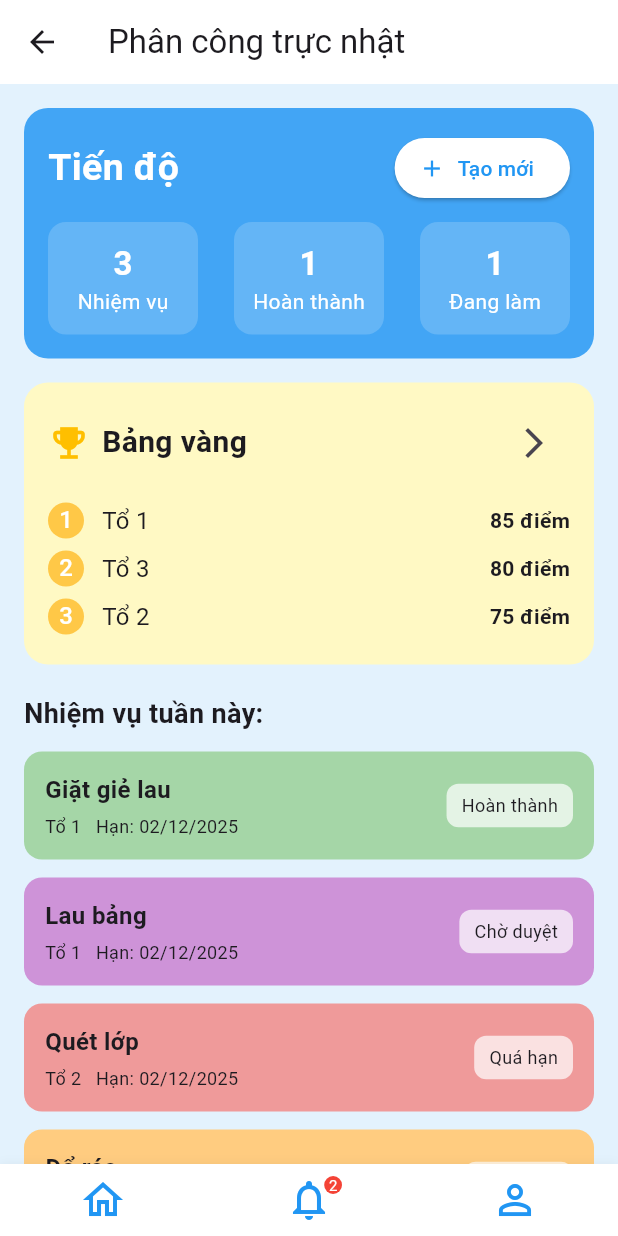
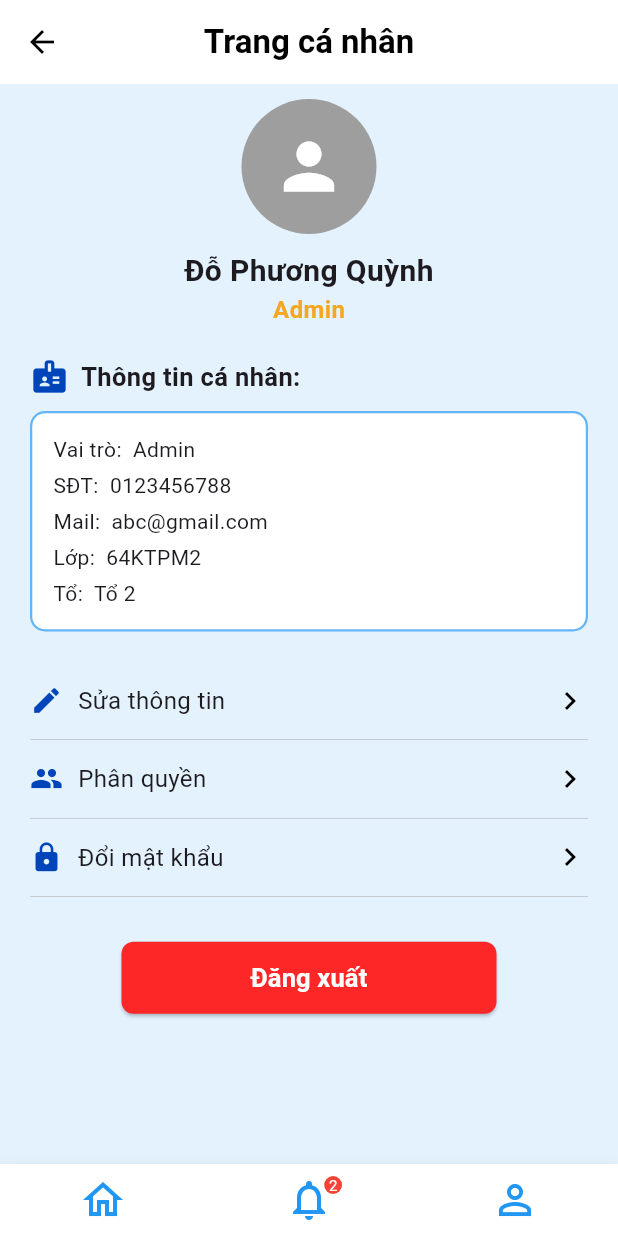
Before and after one commit to JetXikaQuynh/classpall_flutter, a Flutter app: the screen it shows after launch, on a phone screen of 412 x 824 dp. Run offline on Flutter 3.47's test engine with Material 3 defaults, Android fonts, the phone set to English and light mode, and no system bars; our stand-ins replace firebase_core; accounts and stored records are empty.

Commit message:
up feature UI peronal_profile_screen

```diff
--- a/lib/main.dart
+++ b/lib/main.dart
@@ -2,6 +2,7 @@ import 'package:classpall_flutter/screens/duty/create_duty_screen.dart';
 import 'package:classpall_flutter/screens/duty/duty_detail_screen.dart';
 import 'package:classpall_flutter/screens/duty/leaderboard_screen.dart';
 import 'package:classpall_flutter/screens/duty/member_dashboard_duty.dart';
+import 'package:classpall_flutter/screens/profile/personal_profile_screen.dart';
 import 'package:flutter/material.dart';
 import 'screens/duty/admin_dashboard_duty.dart';
 import 'screens/profile/edit_profile_screen.dart';
@@ -20,7 +21,7 @@ class MyApp extends StatelessWidget {
   Widget build(BuildContext context) {
     return MaterialApp(
       debugShowCheckedModeBanner: false,
-      home: const AdminDashboardDuty(),
+      home: const PersonalProfileScreen(),
     );
   }
 }
--- a/lib/screens/profile/edit_profile_screen.dart
+++ b/lib/screens/profile/edit_profile_screen.dart
@@ -87,23 +87,24 @@ class _EditProfileScreenState extends State<EditProfileScreen> {
               ),
             ),
             const SizedBox(height: 6),
-            TextField(
+
+            Container(
+              decoration: BoxDecoration(
+                color: Colors.white, // 👉 NỀN TRẮNG
+                borderRadius: BorderRadius.circular(8),
+                border: Border.all(color: Colors.blueAccent), // 👉 Viền xanh
+              ),
+              child: TextField(
                 controller: phoneController,
-              decoration: InputDecoration(
-                border: OutlineInputBorder(
-                  borderRadius: BorderRadius.circular(8),
-                  borderSide: BorderSide(color: Colors.blue.shade400),
-                ),
-                focusedBorder: OutlineInputBorder(
-                  borderRadius: BorderRadius.circular(8),
-                  borderSide: BorderSide(width: 2, color: Colors.blue.shade600),
-                ),
-                contentPadding: const EdgeInsets.symmetric(
+                decoration: const InputDecoration(
+                  border: InputBorder.none, // 👉 Bỏ border mặc định
+                  contentPadding: EdgeInsets.symmetric(
                     horizontal: 12,
                     vertical: 10,
                   ),
                 ),
                 keyboardType: TextInputType.phone,
+              ),
             ),
 
             const SizedBox(height: 15),
@@ -117,23 +118,24 @@ class _EditProfileScreenState extends State<EditProfileScreen> {
               ),
             ),
             const SizedBox(height: 6),
-            TextField(
+
+            Container(
+              decoration: BoxDecoration(
+                color: Colors.white, // 👉 NỀN TRẮNG
+                borderRadius: BorderRadius.circular(8),
+                border: Border.all(color: Colors.blueAccent), // 👉 Viền xanh
+              ),
+              child: TextField(
                 controller: emailController,
-              decoration: InputDecoration(
-                border: OutlineInputBorder(
-                  borderRadius: BorderRadius.circular(8),
-                  borderSide: BorderSide(color: Colors.blue.shade400),
-                ),
-                focusedBorder: OutlineInputBorder(
-                  borderRadius: BorderRadius.circular(8),
-                  borderSide: BorderSide(width: 2, color: Colors.blue.shade600),
-                ),
-                contentPadding: const EdgeInsets.symmetric(
+                decoration: const InputDecoration(
+                  border: InputBorder.none,
+                  contentPadding: EdgeInsets.symmetric(
                     horizontal: 12,
                     vertical: 10,
                   ),
                 ),
                 keyboardType: TextInputType.emailAddress,
+              ),
             ),
 
             const SizedBox(height: 30),
--- /dev/null
+++ b/lib/screens/profile/personal_profile_screen.dart
@@ -0,0 +1,176 @@
+import 'package:flutter/material.dart';
+import 'package:classpall_flutter/widgets/custom_bottom_bar.dart';
+
+class PersonalProfileScreen extends StatelessWidget {
+  const PersonalProfileScreen({super.key});
+
+  @override
+  Widget build(BuildContext context) {
+    return Scaffold(
+      backgroundColor: Colors.blue.shade50,
+      appBar: AppBar(
+        backgroundColor: Colors.white,
+        elevation: 0,
+        leading: IconButton(
+          icon: const Icon(Icons.arrow_back, color: Colors.black),
+          onPressed: () => Navigator.pop(context),
+        ),
+        title: const Text(
+          "Trang cá nhân",
+          style: TextStyle(color: Colors.black, fontWeight: FontWeight.bold),
+        ),
+        centerTitle: true,
+      ),
+
+      body: SingleChildScrollView(
+        padding: const EdgeInsets.symmetric(horizontal: 20),
+        child: Column(
+          children: [
+            const SizedBox(height: 10),
+
+            /// Avatar + Tên + Role
+            Column(
+              children: [
+                const CircleAvatar(
+                  radius: 45,
+                  backgroundColor: Colors.grey,
+                  child: Icon(Icons.person, size: 50, color: Colors.white),
+                ),
+                const SizedBox(height: 10),
+
+                const Text(
+                  "Đỗ Phương Quỳnh",
+                  style: TextStyle(fontSize: 20, fontWeight: FontWeight.bold),
+                ),
+
+                const Text(
+                  "Admin",
+                  style: TextStyle(
+                    fontSize: 16,
+                    color: Color(0xffF5A623), // màu vàng cam như Figma
+                    fontWeight: FontWeight.w600,
+                  ),
+                ),
+              ],
+            ),
+
+            const SizedBox(height: 20),
+
+            /// TIÊU ĐỀ: Thông tin cá nhân
+            Row(
+              children: const [
+                Icon(
+                  Icons.badge,
+                  color: Color.fromARGB(255, 0, 68, 185),
+                  size: 26,
+                ),
+                SizedBox(width: 8),
+                Text(
+                  "Thông tin cá nhân:",
+                  style: TextStyle(fontSize: 17, fontWeight: FontWeight.w600),
+                ),
+              ],
+            ),
+
+            const SizedBox(height: 10),
+
+            /// Hộp thông tin
+            Container(
+              width: double.infinity,
+              padding: const EdgeInsets.all(14),
+              decoration: BoxDecoration(
+                color: Colors.white,
+                borderRadius: BorderRadius.circular(10),
+                border: Border.all(color: Colors.blue.shade300, width: 1.5),
+              ),
+              child: const Column(
+                crossAxisAlignment: CrossAxisAlignment.start,
+                children: [
+                  Text("Vai trò:  Admin"),
+                  SizedBox(height: 4),
+                  Text("SĐT:  0123456788"),
+                  SizedBox(height: 4),
+                  Text("Mail:  abc@gmail.com"),
+                  SizedBox(height: 4),
+                  Text("Lớp:  64KTPM2"),
+                  SizedBox(height: 4),
+                  Text("Tổ:  Tổ 2"),
+                ],
+              ),
+            ),
+
+            const SizedBox(height: 20),
+
+            /// Danh sách tùy chọn
+            _buildMenuItem(
+              icon: Icons.edit,
+              text: "Sửa thông tin",
+              onTap: () {},
+            ),
+            _buildMenuItem(icon: Icons.group, text: "Phân quyền", onTap: () {}),
+            _buildMenuItem(
+              icon: Icons.lock,
+              text: "Đổi mật khẩu",
+              onTap: () {},
+            ),
+
+            const SizedBox(height: 30),
+
+            /// Nút Đăng xuất
+            SizedBox(
+              width: 250,
+              child: ElevatedButton(
+                onPressed: () {},
+                style: ElevatedButton.styleFrom(
+                  backgroundColor: const Color.fromARGB(255, 253, 39, 39),
+                  shape: RoundedRectangleBorder(
+                    borderRadius: BorderRadius.circular(8),
+                  ),
+                  padding: const EdgeInsets.symmetric(vertical: 12),
+                ),
+                child: const Text(
+                  "Đăng xuất",
+                  style: TextStyle(
+                    fontSize: 17,
+                    color: Colors.white,
+                    fontWeight: FontWeight.bold,
+                  ),
+                ),
+              ),
+            ),
+
+            const SizedBox(height: 70),
+          ],
+        ),
+      ),
+
+      /// Bottom Navigation
+      bottomNavigationBar: CustomBottomBar(currentIndex: 0, onTap: (index) {}),
+    );
+  }
+
+  /// Hàm tạo một item menu
+  Widget _buildMenuItem({
+    required IconData icon,
+    required String text,
+    required Function() onTap,
+  }) {
+    return InkWell(
+      onTap: onTap,
+      child: Container(
+        padding: const EdgeInsets.symmetric(vertical: 14),
+        decoration: const BoxDecoration(
+          border: Border(bottom: BorderSide(color: Colors.grey, width: 0.3)),
+        ),
+        child: Row(
+          children: [
+            Icon(icon, size: 22, color: Color.fromARGB(255, 0, 68, 185)),
+            const SizedBox(width: 10),
+            Expanded(child: Text(text, style: const TextStyle(fontSize: 16))),
+            const Icon(Icons.chevron_right, color: Colors.black),
+          ],
+        ),
+      ),
+    );
+  }
+}
```
Lines whose indentation alone changed are shown as unchanged.
